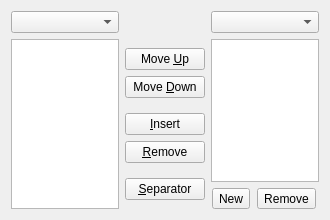
First picture: the form in toolbar_editor/toolbar_editor.ui, repository mbasaglia/Qt-Toolbar-Editor, before the edit.
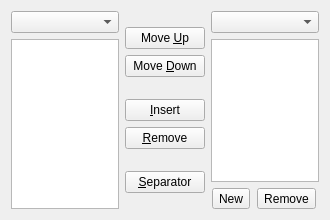
Second picture: the form after the edit. Icons and pictures are not drawn.

Patch:
```diff
--- a/toolbar_editor/toolbar_editor.ui
+++ b/toolbar_editor/toolbar_editor.ui
@@ -84,7 +84,7 @@
      </property>
     </widget>
    </item>
-   <item row="1" column="1" rowspan="2">
+   <item row="0" column="1" rowspan="3">
     <layout class="QVBoxLayout" name="verticalLayout">
      <item>
       <spacer name="verticalSpacer_3">
```
Left out of the diff: 8 changed lines with no effect on the pictures.
